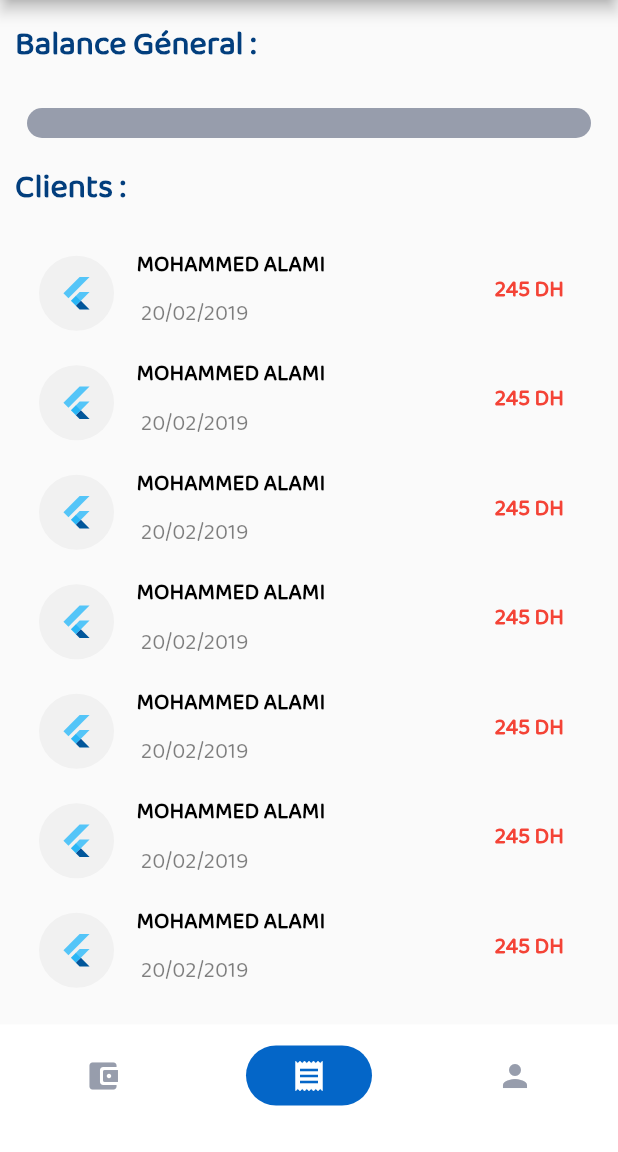
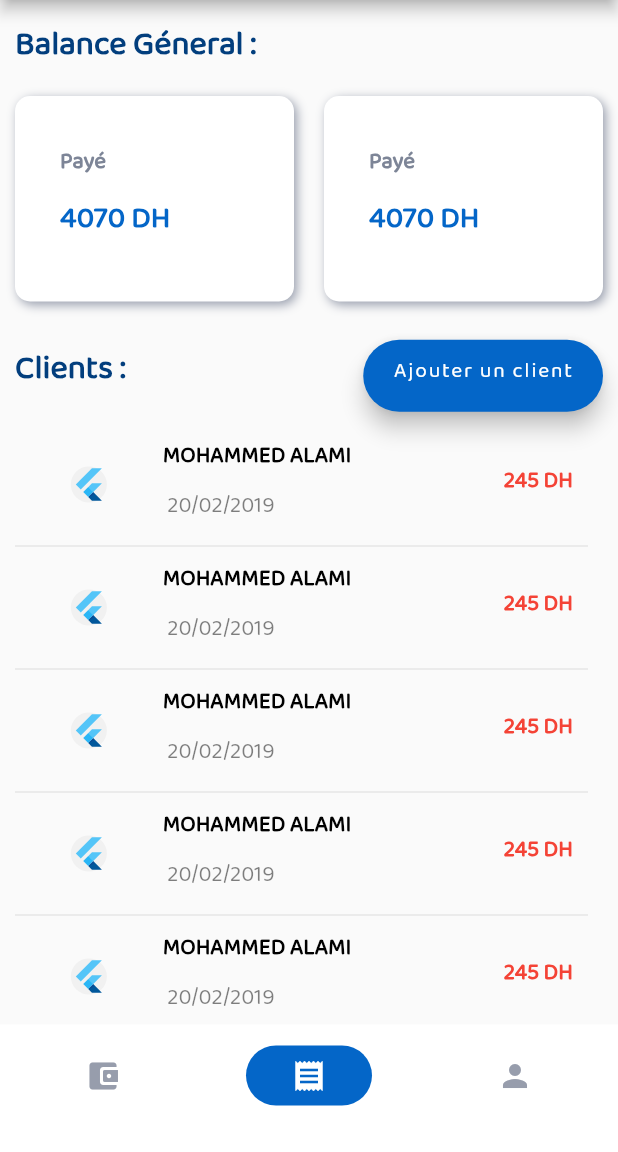
Before and after one commit to ElMehdiEchchad/Baztami-App-Flutter, a Flutter app: the screen it shows once a user with an empty profile is signed in, item 2 of the bottom bar chosen, on a phone screen of 412 x 824 dp, the part 84-1236 px from its top. Run offline on Flutter 3.47's test engine with Material 2 defaults, Android fonts, the phone set to English and light mode, and no system bars; our stand-ins replace firebase_auth, firebase_core, intl_phone_number_input; accounts and stored records are empty; statements that could not run were skipped.

Commit message:
credit secreen -version 2

```diff
--- a/lib/screens/credit_screen.dart
+++ b/lib/screens/credit_screen.dart
@@ -29,18 +29,19 @@ class _CreditScreenState extends State<CreditScreen> {
             SizedBox(
               height: 5,
             ),
-            SingleChildScrollView(
-              scrollDirection: Axis.vertical,
-              child: Container(
-                margin: const EdgeInsets.all(8),
-                padding: const EdgeInsets.all(10),
-                decoration: BoxDecoration(
-                  color: Palette.grey1Color,
-                  borderRadius: BorderRadius.circular(10),
-                ),),
+           Row(
+             mainAxisAlignment: MainAxisAlignment.spaceBetween,
+             children: [
+              topcards(),
+               SizedBox(
+                 width: 20,
                ),
+               topcards()
+             ],
+           ),
+
             SizedBox(
-              height: 5,
+              height: 25,
             ),
             Row(
               children: [
@@ -49,22 +50,78 @@ class _CreditScreenState extends State<CreditScreen> {
                   style: Styles.headingStyle,
                   textAlign: TextAlign.start,
                 ),
+                Spacer(),
+                FloatingActionButton.extended(
+                  onPressed: () {
+                    showModalBottomSheet(
+                        shape: RoundedRectangleBorder(
+                          borderRadius: BorderRadius.circular(20.0),
+                        ),
+                        context: context,
+                        builder: (context) {
+                          return Container(
+                            decoration: new BoxDecoration(
+                                color: Colors.white,
+                                borderRadius: new BorderRadius.only(
+                                    topLeft: const Radius.circular(10.0),
+                                    topRight: const Radius.circular(10.0))),
+                            child: Column(
+                              mainAxisSize: MainAxisSize.min,
+                              children: <Widget>[
+                                ListTile(
+                                  leading: new Icon(Icons.account_balance_wallet_rounded),
+                                  title: new Text('+/-'),
+                                  onTap: () {
+                                    Navigator.pop(context);
+                                  },
+                                ),
+                                ListTile(
+                                  leading: new Icon(Icons.account_box),
+                                  title: new Text('nom du client'),
+                                  onTap: () {
+                                    Navigator.pop(context);
+                                  },
+                                ),
+                                ListTile(
+                                  leading: new Icon(Icons.monetization_on),
+                                  title: new Text('montant'),
+                                  onTap: () {
+                                    Navigator.pop(context);
+                                  },
+                                ),
+                                ListTile(
+                                  leading: new Icon(Icons.date_range),
+                                  title: new Text('date'),
+                                  onTap: () {
+                                    Navigator.pop(context);
+                                  },
+                                ),
+                              ],
+                            ),
+                          );
+                        });
+                  },
+                  backgroundColor:Palette.primaryLightColor,
+                 // icon: Icon(Icons.account_circle),
+                  label: Text("Ajouter un client"),
+                ),
               ],
             ),
             SizedBox(
-              height: 5,
+              height: 15,
             ),
 
-         Container(
-           height: 500,
+         Expanded(
+           child: Container(
              child: ListView.builder(
              scrollDirection: Axis.vertical,
-          padding: EdgeInsets.only(left:16 , right:6),
-          itemCount:7 ,
+            padding: EdgeInsets.only(right:10),
+            itemCount:17 ,
               itemBuilder:(context,index){
                  return creditcard();
                }
              )
+           ),
          )
 
 
@@ -86,12 +143,12 @@ class creditcard extends StatefulWidget {
 class _creditcardState extends State<creditcard> {
   @override
   Widget build(BuildContext context) {
-    return    Row(
-      // mainAxisAlignment: MainAxisAlignment.spaceAround,
+    return    Column(
       children: [
-        Container(
-          width: 50,
-          height: 50,
+        Row(
+          children: [
+            Expanded(
+              child: Container(
                 decoration: BoxDecoration(
                     color: Colors.grey.withOpacity(0.1) ,
                     shape :BoxShape.circle
@@ -100,9 +157,8 @@ class _creditcardState extends State<creditcard> {
                   child: FlutterLogo(),
                 ),
               ),
-        SizedBox(
-          width: 15,
             ),
+
             Container(
               child: Column(
                 crossAxisAlignment: CrossAxisAlignment.start,
@@ -129,7 +185,7 @@ class _creditcardState extends State<creditcard> {
             ),
             Spacer(),
             Padding(
-          padding: const EdgeInsets.all(20.0),
+              padding: const EdgeInsets.only(right: 10.0),
               child: Container(
                 child: Row(
                   mainAxisAlignment: MainAxisAlignment.end,
@@ -144,9 +200,58 @@ class _creditcardState extends State<creditcard> {
                     ),
                   ],
                 ),
+
               ),
+
             )
+          ],
+
+        ),
+        Divider()
       ],
     );
   }
 }
+
+class topcards extends StatelessWidget {
+
+  @override
+  Widget build(BuildContext context) {
+    return  Expanded(
+      child: Container(
+        padding: const EdgeInsets.all(30),
+        decoration: BoxDecoration(
+          color: Colors.white,
+          borderRadius: BorderRadius.circular(10),
+            boxShadow: [
+              BoxShadow(
+                color: Palette.grey1Color ,
+                blurRadius: 5,
+                offset: Offset(2, 2), // Shadow position
+              ),]
+        ),
+        child: Column(
+          mainAxisAlignment: MainAxisAlignment.spaceBetween,
+          crossAxisAlignment: CrossAxisAlignment.start,
+          children: [
+            Text(
+              'Payé',
+              style: TextStyle(
+                  color: Palette.grey2Color,
+                  fontSize: 15,
+                  fontWeight: FontWeight.w600),
+            ),
+            Text(
+              '4070 DH',
+              style: TextStyle(
+                  color: Palette.primaryLightColor,
+                  fontSize: 20,
+                  fontWeight: FontWeight.bold),
+            ),
+          ],
+        ),
+      ),
+
+    );
+  }
+}
```
Lines whose indentation alone changed are shown as unchanged.
